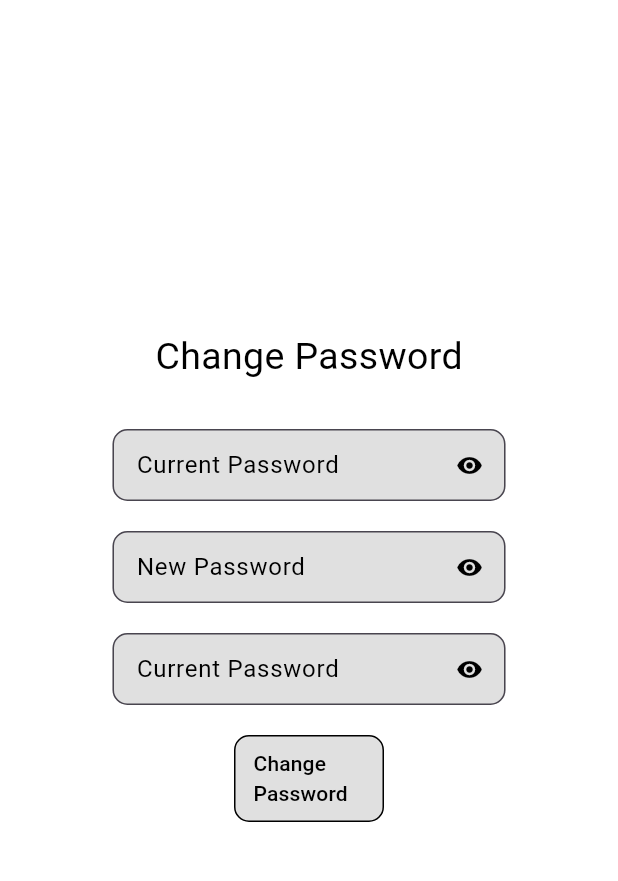
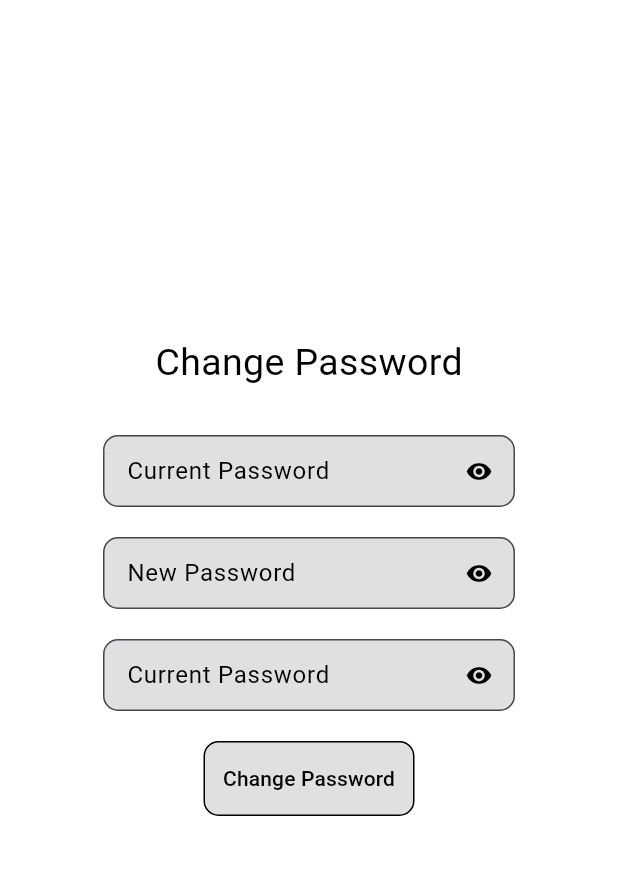
Before and after one commit to afsxl/Ksrtc, a Flutter app: the ChangePassword screen opened directly, on a phone screen of 412 x 824 dp, the part 84-965 px from its top. Run offline on Flutter 3.47's test engine with Material 3 defaults, Android fonts, the phone set to English and light mode, and no system bars; our stand-ins replace image_picker, shared_preferences; accounts and stored records are empty; network calls fail.

Commit message:
depot fix

```diff
--- a/depot/lib/Not Signed/signin.dart
+++ b/depot/lib/Not Signed/signin.dart
@@ -65,8 +65,8 @@
         ),
       ),
       body: Container(
-        padding: const EdgeInsets.symmetric(
-          horizontal: 60,
+        padding: EdgeInsets.symmetric(
+          horizontal: MediaQuery.of(context).size.width / 6,
         ),
         child: Center(
           child: loading
@@ -226,7 +226,6 @@
                         height: 20,
                       ),
                       Container(
-                        width: 100,
                         decoration: BoxDecoration(
                           color: Colors.black12,
                           border: Border.all(
--- a/depot/lib/Signed/Applications/application.dart
+++ b/depot/lib/Signed/Applications/application.dart
@@ -159,7 +159,7 @@
                           ),
                           GestureDetector(
                             onTap: () {
-                              showImage(base64Decode(application['id']));
+                              showImage(base64Decode(application['idCard']));
                             },
                             child: Container(
                               height: 150,
--- a/depot/lib/Signed/Completed/completed_application.dart
+++ b/depot/lib/Signed/Completed/completed_application.dart
@@ -161,7 +161,7 @@
                             onTap: () {
                               showImage(
                                 base64Decode(
-                                  application['id'],
+                                  application['idCard'],
                                 ),
                               );
                             },
--- a/depot/lib/Signed/Profile/change_password.dart
+++ b/depot/lib/Signed/Profile/change_password.dart
@@ -49,7 +49,9 @@
         ),
       ),
       body: Container(
-        padding: const EdgeInsets.symmetric(horizontal: 75),
+        padding: EdgeInsets.symmetric(
+          horizontal: MediaQuery.of(context).size.width / 6,
+        ),
         child: Center(
           child: loading
               ? const CircularProgressIndicator(
@@ -183,7 +185,6 @@
                         height: 20,
                       ),
                       Container(
-                        width: 100,
                         decoration: BoxDecoration(
                           color: Colors.black12,
                           border: Border.all(
--- a/depot/lib/Signed/Profile/profile.dart
+++ b/depot/lib/Signed/Profile/profile.dart
@@ -148,7 +148,6 @@
                       height: 20,
                     ),
                     Container(
-                      width: 100,
                       decoration: BoxDecoration(
                         color: Colors.black12,
                         border: Border.all(
--- a/depot/lib/Splash/splash.dart
+++ b/depot/lib/Splash/splash.dart
@@ -35,6 +35,9 @@
       (response) {
         if (response.statusCode == 200) {
           api = response.body;
+          if (!api.endsWith('/')) {
+            api = api.substring(0, api.length - 1);
+          }
         } else {
           showError("Can't Connect To NetWork !");
         }
--- a/depot/pubspec.yaml
+++ b/depot/pubspec.yaml
@@ -47,7 +47,7 @@
   # activated in the `analysis_options.yaml` file located at the root of your
   # package. See that file for information about deactivating specific lint
   # rules and activating additional ones.
-  flutter_lints: ^3.0.0
+  flutter_lints: ^4.0.0
 
 # For information on the generic Dart part of this file, see the
 # following page: https://dart.dev/tools/pub/pubspec
```
Also changed, not shown: depot/lib/Signed/home.dart (+6 -6 lines), depot/pubspec.lock, ksrtc_db/ksrtc_db/files/back/121212121212.jpg (added), ksrtc_db/ksrtc_db/files/front/121212121212.jpg (added), 2 other files.
